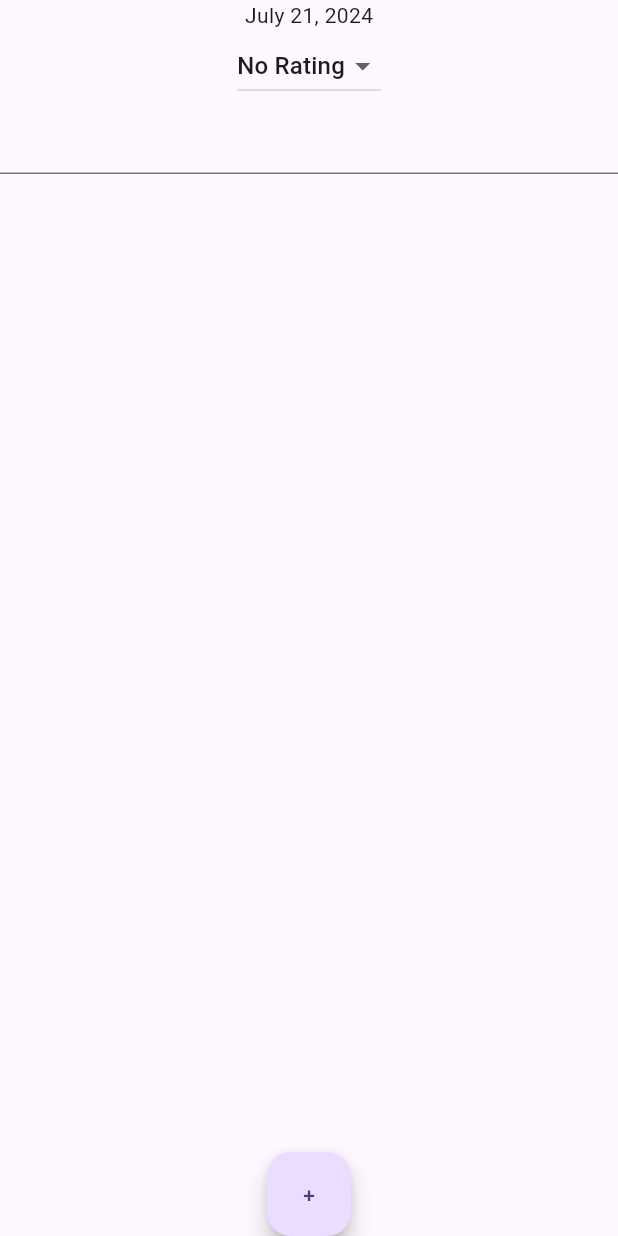
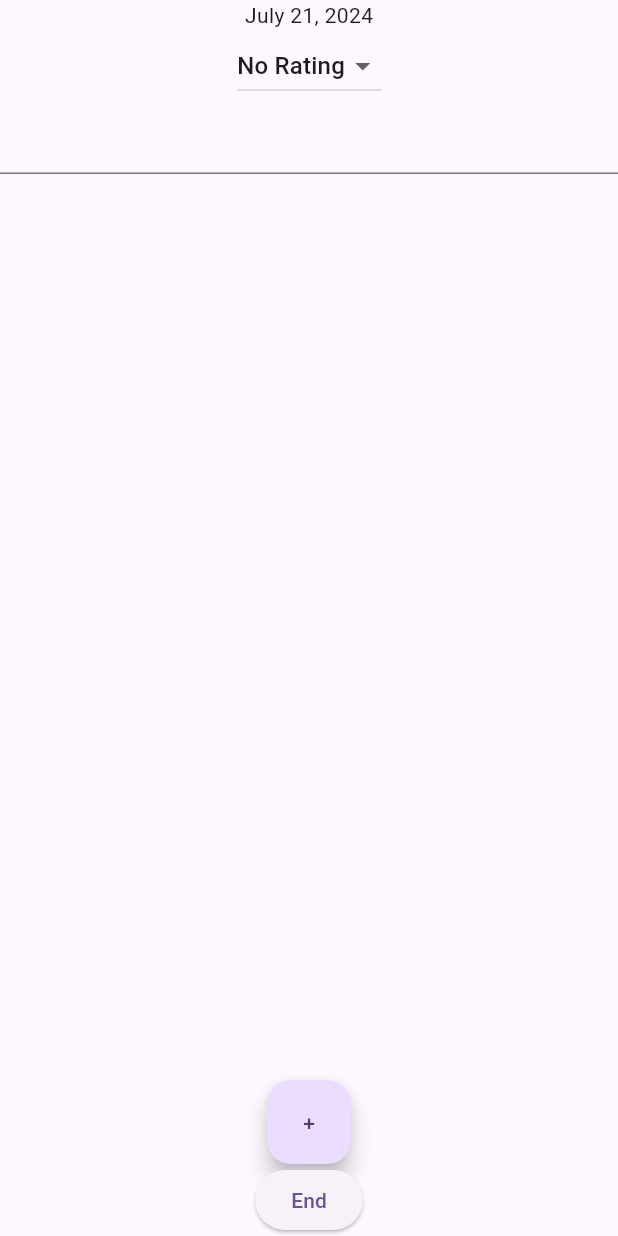
Before and after one commit to IvanMoreno/Kaizen, a Flutter app: the screen it shows after launch, on a phone screen of 412 x 824 dp. Run offline on Flutter 3.47's test engine with Material 3 defaults, Android fonts, the phone set to English and light mode, and no system bars.

Commit message:
feat: introduce workdays repository notion

```diff
--- /dev/null
+++ b/lib/LocalRepository.dart
@@ -0,0 +1,6 @@
+import 'package:kaizen/Repository.dart';
+
+class LocalRepository implements WorkdaysRepository
+{
+
+}
--- /dev/null
+++ b/lib/Repository.dart
@@ -0,0 +1,4 @@
+abstract class WorkdaysRepository
+{
+
+}
--- a/lib/WorkdayFormulary.dart
+++ b/lib/WorkdayFormulary.dart
@@ -1,13 +1,13 @@
 import 'package:flutter/material.dart';
 import 'package:intl/intl.dart';
 import 'package:kaizen/BadThingEntry.dart';
-import 'package:kaizen/BadThingField.dart';
 import 'package:kaizen/GoodThingField.dart';
+import 'package:kaizen/Repository.dart';
 
 class WorkdayFormulary extends StatefulWidget {
   final DateTime Function() today;
 
-  const WorkdayFormulary(this.today, {super.key});
+  const WorkdayFormulary(this.today, WorkdaysRepository mockRepository, {super.key});
 
   @override
   State<WorkdayFormulary> createState() => _WorkdayFormularyState();
@@ -24,7 +24,8 @@ class _WorkdayFormularyState extends State<WorkdayFormulary> {
         Rating(),
         AllGoodThings(),
         AllBadThings(),
-        AddBadThingButton()
+        AddBadThingButton(),
+        EndWorkday()
       ],
     );
   }
@@ -66,4 +67,6 @@ class _WorkdayFormularyState extends State<WorkdayFormulary> {
           },
         ),
       );
+
+  Widget EndWorkday() => ElevatedButton(key: Key("EndWorkday"),onPressed: (){}, child: const Text("End"));
 }
--- a/lib/main.dart
+++ b/lib/main.dart
@@ -1,4 +1,5 @@
 import 'package:flutter/material.dart';
+import 'package:kaizen/LocalRepository.dart';
 import 'package:kaizen/WorkdayFormulary.dart';
 
 void main() {
@@ -32,8 +33,8 @@ class MyApp extends StatelessWidget {
           colorScheme: ColorScheme.fromSeed(seedColor: Colors.deepPurple),
           useMaterial3: true,
         ),
-      home: Scaffold(body: WorkdayFormulary(() => DateTime.now()))
-    );
+        home: Scaffold(
+            body: WorkdayFormulary(() => DateTime.now(), LocalRepository())));
   }
 }
 
```
Also changed, not shown: 1 other file. Lines whose indentation alone changed are shown as unchanged.
